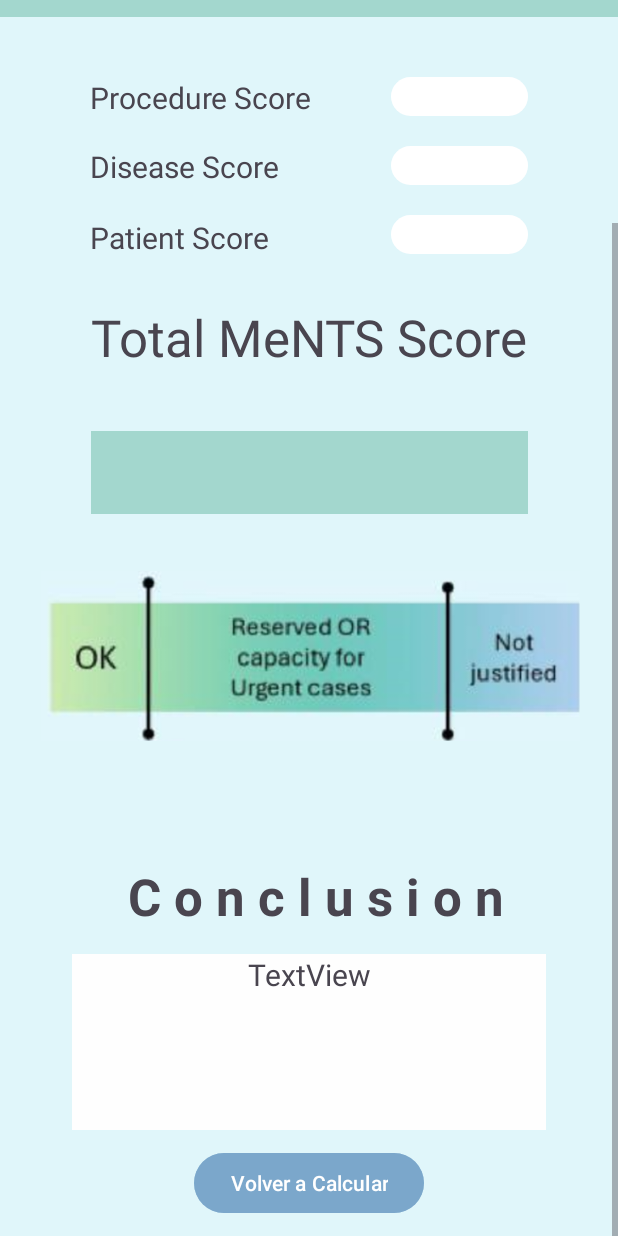
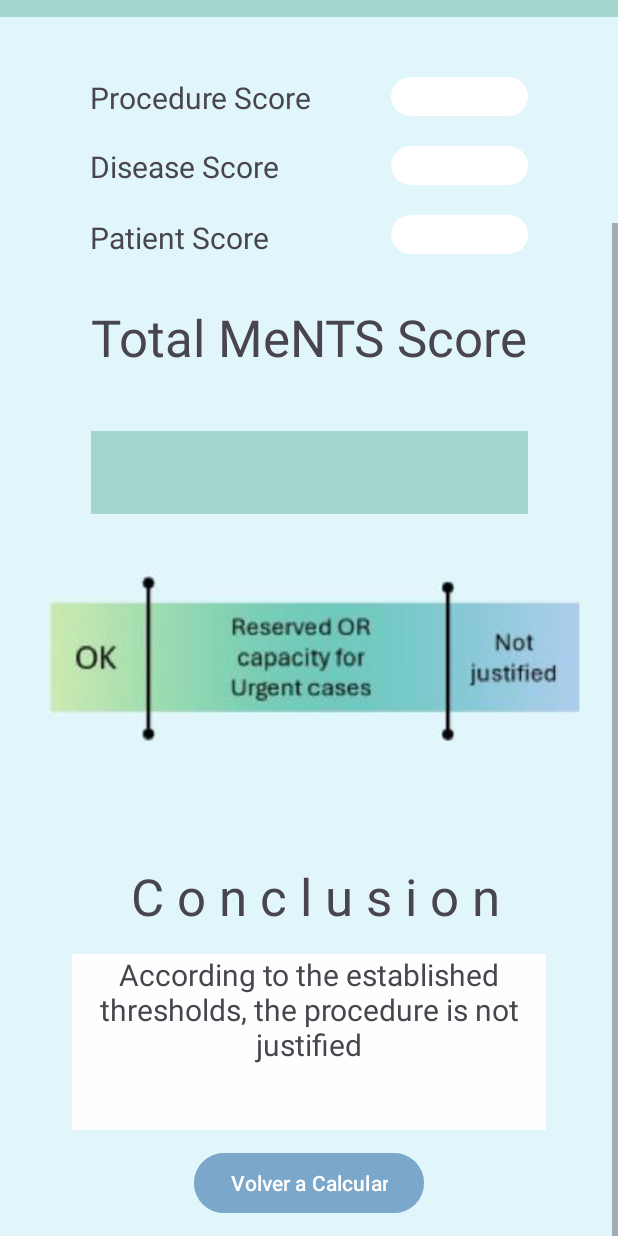
Before and after one commit to SofiaGoyesP/Proyecto-Mhealth, an Android app: the Results screen opened directly, with no data from a screen before it, scrolled down 181 dp, on a phone screen of 412 x 824 dp. Run offline under Robolectric (Android 15) with nearby library versions, the phone set to English and light mode, and no system bars; 3 statements that could not run were skipped.

```diff
--- a/app/src/main/java/com/example/proyectomhealth/Results.java
+++ b/app/src/main/java/com/example/proyectomhealth/Results.java
@@ -41,6 +41,28 @@ public class Results extends AppCompatActivity {
         TextView Totalpd = findViewById(R.id.DiseaseScore);
         Totalpd.setText(suma_d);
 
+        // Obtén el TextView para mostrar el mensaje
+        TextView mensajeTextView = findViewById(R.id.Conclusion);
+
+        // Convierte los valores de los umbrales a números enteros
+        int umbralAlto = Integer.parseInt(Upnumero);
+        int umbralBajo = Integer.parseInt(Lnumero);
+        int Totall = Integer.parseInt(suma);
+
+        // Define el mensaje predeterminado
+        String mensaje = "";
+
+        // Verifica las condiciones para determinar el mensaje
+        if (Totall < umbralBajo) {
+            mensaje = "According to the established thresholds, the procedure is OK to perform";
+        } else if (umbralAlto > Totall && Totall > umbralBajo) {
+            mensaje = "According to the established thresholds, the procedure could be justified but there should be reserved OR capacity for Urgent cases.";
+        } else {
+            mensaje = "According to the established thresholds, the procedure is not justified";
+        }
+
+        // Establece el mensaje en el TextView correspondiente
+        mensajeTextView.setText(mensaje);
         findViewById(R.id.buttonMain).setOnClickListener(new View.OnClickListener() {
             @Override
             public void onClick(View v) {
--- a/app/src/main/res/layout/activity_main.xml
+++ b/app/src/main/res/layout/activity_main.xml
@@ -270,6 +270,7 @@
             android:gravity="center"
             android:text="D i s e a s e"
 
+            android:textAlignment="center"
             android:textSize="20sp"
             android:textStyle="bold"
             app:layout_constraintBottom_toTopOf="@+id/d1"
@@ -305,6 +306,7 @@
             android:gravity="center"
             android:text="P a t i e n t"
 
+            android:textAlignment="center"
             android:textSize="20sp"
             android:textStyle="bold"
             app:layout_constraintBottom_toTopOf="@+id/spinner_d6"
--- a/app/src/main/res/layout/activity_results.xml
+++ b/app/src/main/res/layout/activity_results.xml
@@ -170,7 +170,7 @@
             android:layout_marginTop="74dp"
             android:text="C o n c l u s i o n"
             android:textSize="34sp"
-            android:textStyle="bold"
+            android:textStyle="normal"
             app:layout_constraintBottom_toBottomOf="parent"
             app:layout_constraintEnd_toEndOf="parent"
             app:layout_constraintHorizontal_bias="0.527"
@@ -194,8 +194,8 @@
 
         <TextView
             android:id="@+id/Umbral_alto"
-            android:layout_width="49dp"
-            android:layout_height="34dp"
+            android:layout_width="39dp"
+            android:layout_height="32dp"
             android:layout_marginTop="8dp"
             android:text="##"
             android:textSize="20sp"
```
